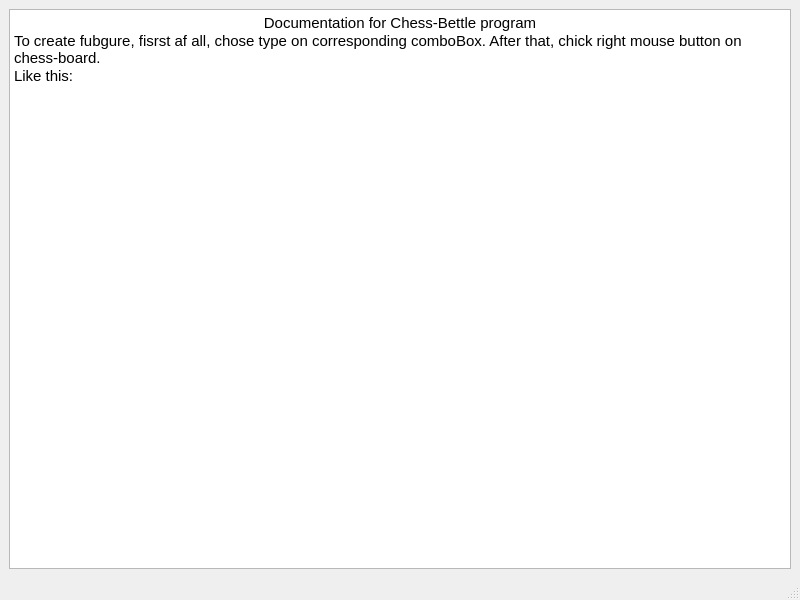
Before: the Qt Designer form documentation.ui in TheBestTvarynka/CourseWork, drawn with Qt 5.
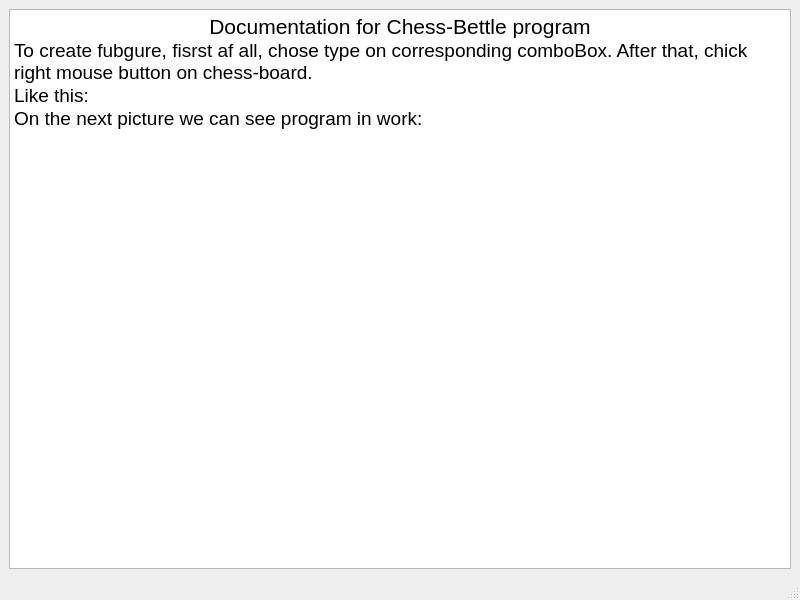
After: the same form once the commit is applied. Icons and pictures are not drawn.

Commit message: wrote small documentation (with photos)

The edit to the form file:
```diff
--- a/documentation.ui
+++ b/documentation.ui
@@ -26,10 +26,12 @@
 &lt;html&gt;&lt;head&gt;&lt;meta name=&quot;qrichtext&quot; content=&quot;1&quot; /&gt;&lt;style type=&quot;text/css&quot;&gt;
 p, li { white-space: pre-wrap; }
 &lt;/style&gt;&lt;/head&gt;&lt;body style=&quot; font-family:'Ubuntu'; font-size:11pt; font-weight:400; font-style:normal;&quot;&gt;
-&lt;p align=&quot;center&quot; style=&quot; margin-top:0px; margin-bottom:0px; margin-left:0px; margin-right:0px; -qt-block-indent:0; text-indent:0px;&quot;&gt;Documentation for Chess-Bettle program&lt;/p&gt;
-&lt;p style=&quot; margin-top:0px; margin-bottom:0px; margin-left:0px; margin-right:0px; -qt-block-indent:0; text-indent:0px;&quot;&gt;To create fubgure, fisrst af all, chose type on corresponding comboBox. After that, chick right mouse button on chess-board.&lt;/p&gt;
-&lt;p style=&quot; margin-top:0px; margin-bottom:0px; margin-left:0px; margin-right:0px; -qt-block-indent:0; text-indent:0px;&quot;&gt;Like this:&lt;/p&gt;
-&lt;p style=&quot;-qt-paragraph-type:empty; margin-top:0px; margin-bottom:0px; margin-left:0px; margin-right:0px; -qt-block-indent:0; text-indent:0px;&quot;&gt;&lt;br /&gt;&lt;/p&gt;&lt;/body&gt;&lt;/html&gt;</string>
+&lt;p align=&quot;center&quot; style=&quot; margin-top:0px; margin-bottom:0px; margin-left:0px; margin-right:0px; -qt-block-indent:0; text-indent:0px;&quot;&gt;&lt;span style=&quot; font-size:16pt;&quot;&gt;Documentation for Chess-Bettle program&lt;/span&gt;&lt;/p&gt;
+&lt;p style=&quot; margin-top:0px; margin-bottom:0px; margin-left:0px; margin-right:0px; -qt-block-indent:0; text-indent:0px;&quot;&gt;&lt;span style=&quot; font-size:14pt;&quot;&gt;To create fubgure, fisrst af all, chose type on corresponding comboBox. After that, chick right mouse button on chess-board.&lt;/span&gt;&lt;/p&gt;
+&lt;p style=&quot; margin-top:0px; margin-bottom:0px; margin-left:0px; margin-right:0px; -qt-block-indent:0; text-indent:0px;&quot;&gt;&lt;span style=&quot; font-size:14pt;&quot;&gt;Like this:&lt;/span&gt;&lt;/p&gt;
+&lt;p style=&quot; margin-top:0px; margin-bottom:0px; margin-left:0px; margin-right:0px; -qt-block-indent:0; text-indent:0px;&quot;&gt;&lt;img src=&quot;:/documentation/documentation/CreateFigurePhoto.png&quot; /&gt;&lt;/p&gt;
+&lt;p style=&quot; margin-top:0px; margin-bottom:0px; margin-left:0px; margin-right:0px; -qt-block-indent:0; text-indent:0px;&quot;&gt;&lt;span style=&quot; font-size:14pt;&quot;&gt;On the next picture we can see program in work:&lt;/span&gt;&lt;/p&gt;
+&lt;p style=&quot; margin-top:0px; margin-bottom:0px; margin-left:0px; margin-right:0px; -qt-block-indent:0; text-indent:0px;&quot;&gt;&lt;img src=&quot;:/documentation/documentation/ShowBattles.png&quot; /&gt;&lt;/p&gt;&lt;/body&gt;&lt;/html&gt;</string>
       </property>
      </widget>
     </item>
```
The commit also changes 1 other file.
